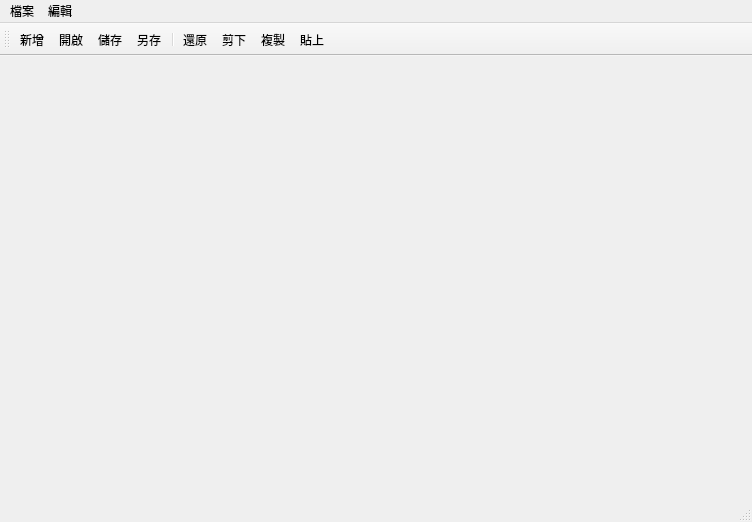
HuaMa001/Window-Design-NFU, file 1201_Mainwindow/mainwindow.ui: the form before one commit.
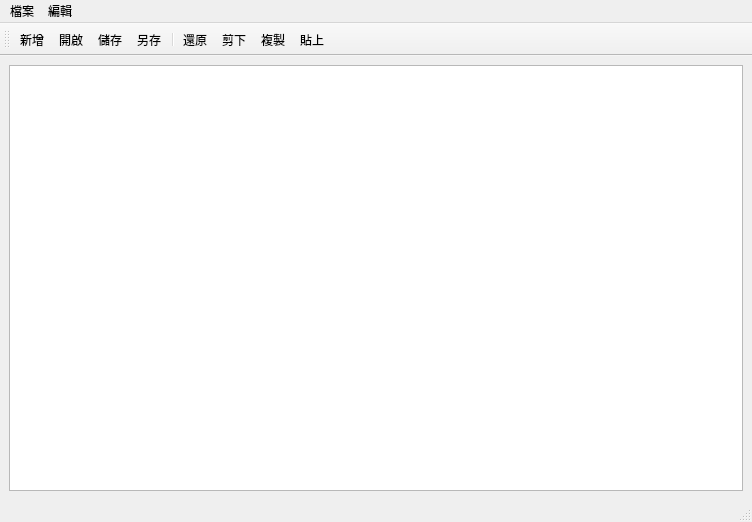
The form after the commit. Icons and pictures are not drawn.

Patch:
```diff
--- a/1201_Mainwindow/mainwindow.ui
+++ b/1201_Mainwindow/mainwindow.ui
@@ -13,7 +13,13 @@
   <property name="windowTitle">
    <string>MainWindow</string>
   </property>
-  <widget class="QWidget" name="centralwidget"/>
+  <widget class="QWidget" name="centralwidget">
+   <layout class="QHBoxLayout" name="horizontalLayout">
+    <item>
+     <widget class="QTextEdit" name="textEdit"/>
+    </item>
+   </layout>
+  </widget>
   <widget class="QMenuBar" name="menubar">
    <property name="geometry">
     <rect>
```
Left out of the diff: 36 changed lines with no effect on the pictures.
